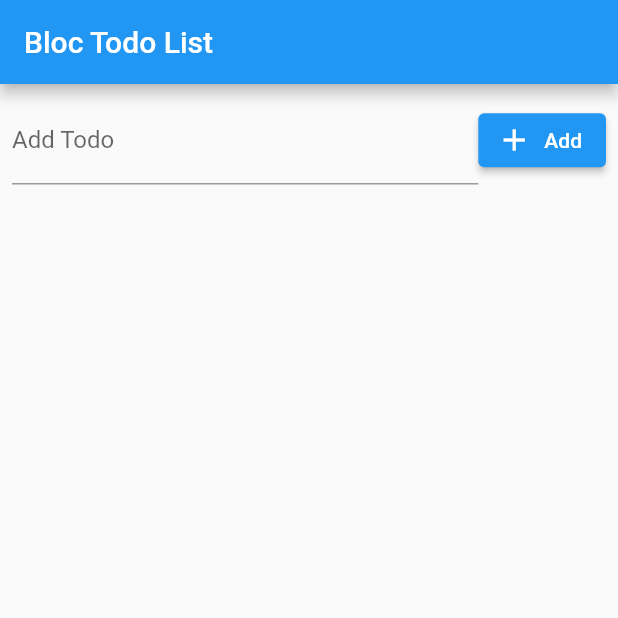
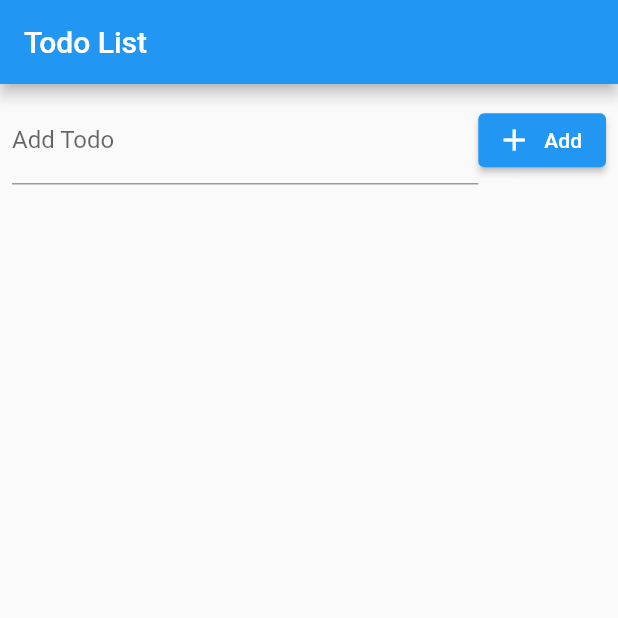
Before and after one commit to dongduc3/todolist_bloc, a Flutter app: the screen it shows after launch, on a phone screen of 412 x 824 dp, the top half of it. Run offline on Flutter 3.47's test engine with Material 2 defaults, Android fonts, the phone set to English and light mode, and no system bars; our stand-ins replace sqflite; accounts and stored records are empty.

Commit message:
Update Code

```diff
--- a/lib/main.dart
+++ b/lib/main.dart
@@ -21,13 +21,13 @@ class MyApp extends StatelessWidget {
           TodoBloc()
         ,
       child: MaterialApp(
-        title: 'Flutter Demo',
+        title: 'Todo List',
         theme: ThemeData(
             primarySwatch: Colors.blue,
           ),
         home: Scaffold(
           appBar: AppBar(
-            title: const Text("Bloc Todo List"),
+            title: const Text("Todo List"),
           ),
           body: const MyTodoListPage(
             title: "My Todo List",
```
Also changed, not shown: pubspec.lock.
